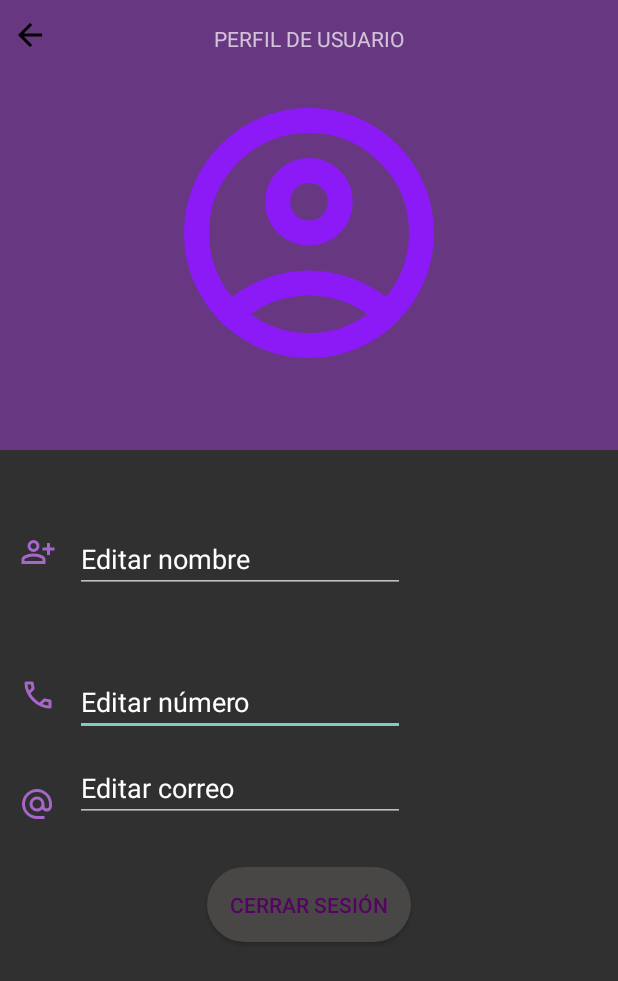
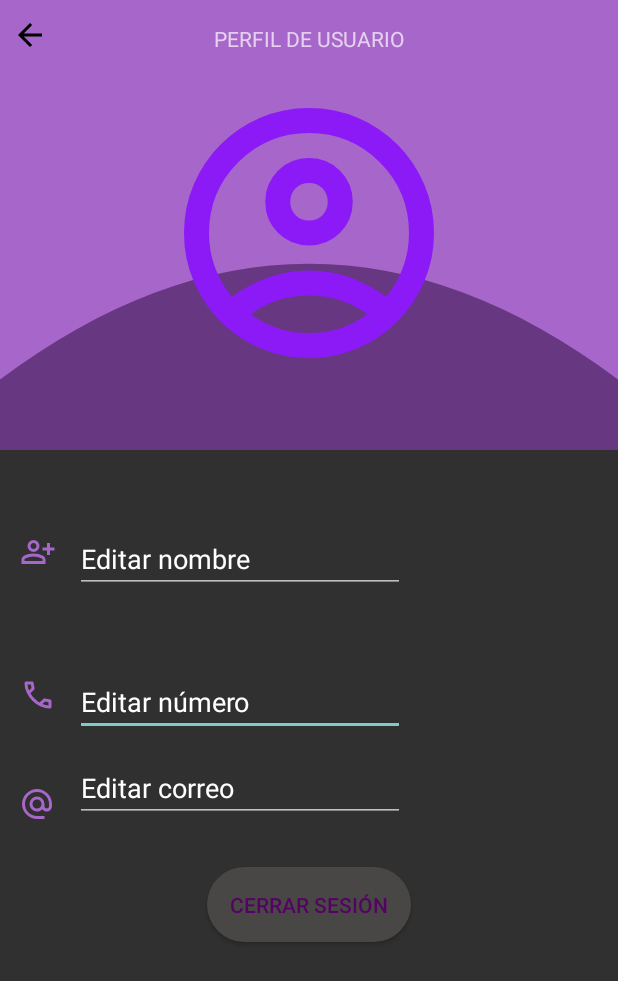
Before and after one commit to maestro484/study-connect, an Android app built with Jetpack Compose: the screen it shows after launch (MainActivity), on a phone screen of 412 x 824 dp. Shown: the top 981 px of the screen. Run offline under Robolectric (Android 15) with nearby library versions, the phone set to English and light mode, and no system bars; our stand-ins replace CircleImageView; libraries missing offline, so code that uses them is left out: com.onesignal, com.onesignal.debug; 3 statements that could not run were skipped.

Commit message:
Comentario anti Andres

```diff
--- a/app/src/main/res/layout/fragment_apuntes.xml
+++ b/app/src/main/res/layout/fragment_apuntes.xml
@@ -32,9 +32,7 @@
             android:id="@+id/titlle"
             android:layout_width="wrap_content"
             android:layout_height="wrap_content"
-            android:text="Apuntes"
-            android:textColor="@color/black"
-            android:textColorHint="@color/purple1"
+            android:text="APUNTES"
             android:textSize="18dp"
             app:layout_constraintBottom_toBottomOf="parent"
             app:layout_constraintEnd_toEndOf="parent"
--- a/app/src/main/res/layout/fragment_perfil_de_usuario.xml
+++ b/app/src/main/res/layout/fragment_perfil_de_usuario.xml
@@ -13,9 +13,19 @@
         android:id="@+id/constraintLayout"
         android:layout_width="match_parent"
         android:layout_height="300dp"
-        android:background="@drawable/form"
         app:layout_constraintStart_toStartOf="parent"
         app:layout_constraintTop_toTopOf="parent">
+
+        <ImageView
+            android:id="@+id/imageView2"
+            android:layout_width="0dp"
+            android:layout_height="wrap_content"
+            android:scaleType="centerCrop"
+            android:src="@drawable/form"
+            app:layout_constraintBottom_toBottomOf="parent"
+            app:layout_constraintEnd_toEndOf="parent"
+            app:layout_constraintStart_toStartOf="parent"
+            app:layout_constraintTop_toTopOf="parent" />
 
         <TextView
             android:id="@+id/titulo"
--- a/app/src/main/res/layout/fragment_periodo.xml
+++ b/app/src/main/res/layout/fragment_periodo.xml
@@ -15,6 +15,7 @@
         android:background="@android:color/holo_purple"
         app:layout_constraintStart_toStartOf="parent"
         app:layout_constraintTop_toTopOf="parent"
+
        >
 
         <ImageView
@@ -80,7 +81,9 @@
         app:layout_constraintEnd_toEndOf="parent"
         app:layout_constraintHorizontal_bias="0.5"
         app:layout_constraintStart_toStartOf="parent"
-        app:layout_constraintTop_toBottomOf="@id/periodo1" />
+        app:layout_constraintTop_toBottomOf="@id/periodo1"
+
+        />
 
     <Button
         android:id="@+id/periodo3"
```
Also changed, not shown: app/build.gradle.kts (+6 -3 lines), app/src/main/java/com/iegm/studyconnect/ui/fragments/screens/SingUpScreen.kt (+23 -5 lines), app/src/main/res/raw/animation.json (added, +1 -0 lines).
